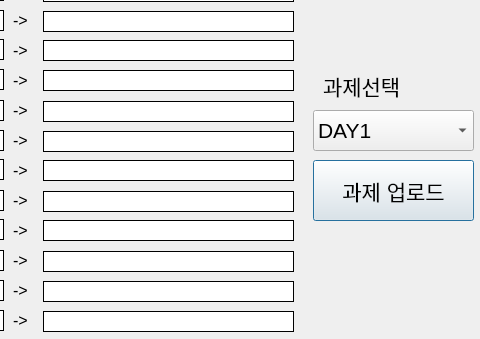
This is word_test_project/UI_save/Uploading.ui in gomtings/JeoninHighSchool as Qt 5 draws it before an edit; both pictures show x 567 to 1047 and y 300 to 639 of the 1047 by 639 pixel window. The edited form follows.
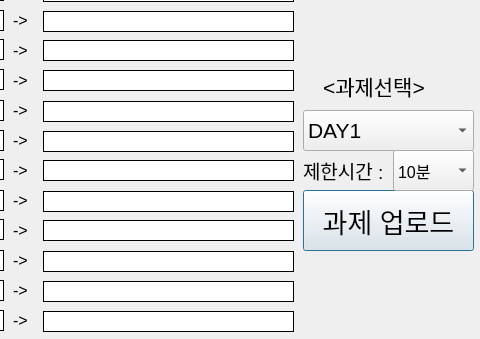
This is the edited form.

Patch:
```diff
--- a/word_test_project/UI_save/Uploading.ui
+++ b/word_test_project/UI_save/Uploading.ui
@@ -1528,15 +1528,15 @@
   <widget class="QPushButton" name="upload">
    <property name="geometry">
     <rect>
-     <x>880</x>
-     <y>460</y>
-     <width>161</width>
+     <x>870</x>
+     <y>490</y>
+     <width>171</width>
      <height>61</height>
     </rect>
    </property>
    <property name="font">
     <font>
-     <pointsize>16</pointsize>
+     <pointsize>20</pointsize>
     </font>
    </property>
    <property name="text">
@@ -1546,9 +1546,9 @@
   <widget class="QComboBox" name="Subject_select">
    <property name="geometry">
     <rect>
-     <x>880</x>
+     <x>870</x>
      <y>410</y>
-     <width>161</width>
+     <width>171</width>
      <height>41</height>
     </rect>
    </property>
@@ -1608,7 +1608,7 @@
     <rect>
      <x>890</x>
      <y>370</y>
-     <width>101</width>
+     <width>111</width>
      <height>31</height>
     </rect>
    </property>
@@ -1618,7 +1618,7 @@
     </font>
    </property>
    <property name="text">
-    <string>과제선택</string>
+    <string>&lt;과제선택&gt;</string>
    </property>
   </widget>
   <widget class="QLineEdit" name="Word_1">
@@ -3141,6 +3141,94 @@
 </string>
    </property>
   </widget>
+  <widget class="QComboBox" name="timeout">
+   <property name="geometry">
+    <rect>
+     <x>960</x>
+     <y>450</y>
+     <width>81</width>
+     <height>41</height>
+    </rect>
+   </property>
+   <property name="font">
+    <font>
+     <pointsize>12</pointsize>
+    </font>
+   </property>
+   <item>
+    <property name="text">
+     <string>10분</string>
+    </property>
+   </item>
+   <item>
+    <property name="text">
+     <string>15분</string>
+    </property>
+   </item>
+   <item>
+    <property name="text">
+     <string>20분</string>
+    </property>
+   </item>
+   <item>
+    <property name="text">
+     <string>25분</string>
+    </property>
+   </item>
+   <item>
+    <property name="text">
+     <string>30분</string>
+    </property>
+   </item>
+   <item>
+    <property name="text">
+     <string>35분</string>
+    </property>
+   </item>
+   <item>
+    <property name="text">
+     <string>40분</string>
+    </property>
+   </item>
+   <item>
+    <property name="text">
+     <string>45분</string>
+    </property>
+   </item>
+   <item>
+    <property name="text">
+     <string>50분</string>
+    </property>
+   </item>
+   <item>
+    <property name="text">
+     <string>55분</string>
+    </property>
+   </item>
+   <item>
+    <property name="text">
+     <string>60분</string>
+    </property>
+   </item>
+  </widget>
+  <widget class="QLabel" name="label_46">
+   <property name="geometry">
+    <rect>
+     <x>870</x>
+     <y>450</y>
+     <width>101</width>
+     <height>41</height>
+    </rect>
+   </property>
+   <property name="font">
+    <font>
+     <pointsize>14</pointsize>
+    </font>
+   </property>
+   <property name="text">
+    <string>제한시간 :</string>
+   </property>
+  </widget>
  </widget>
  <resources/>
  <connections/>
```
